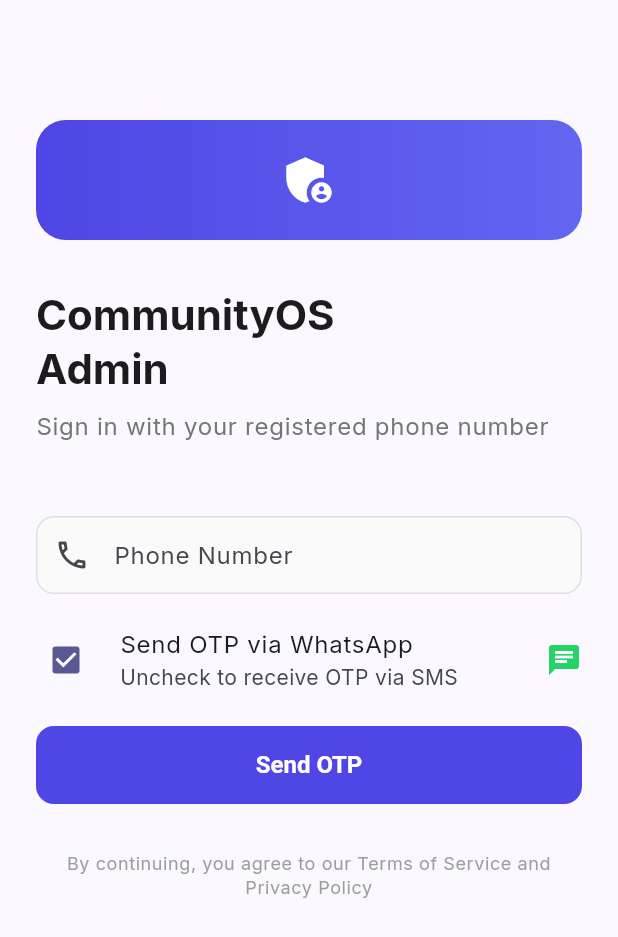
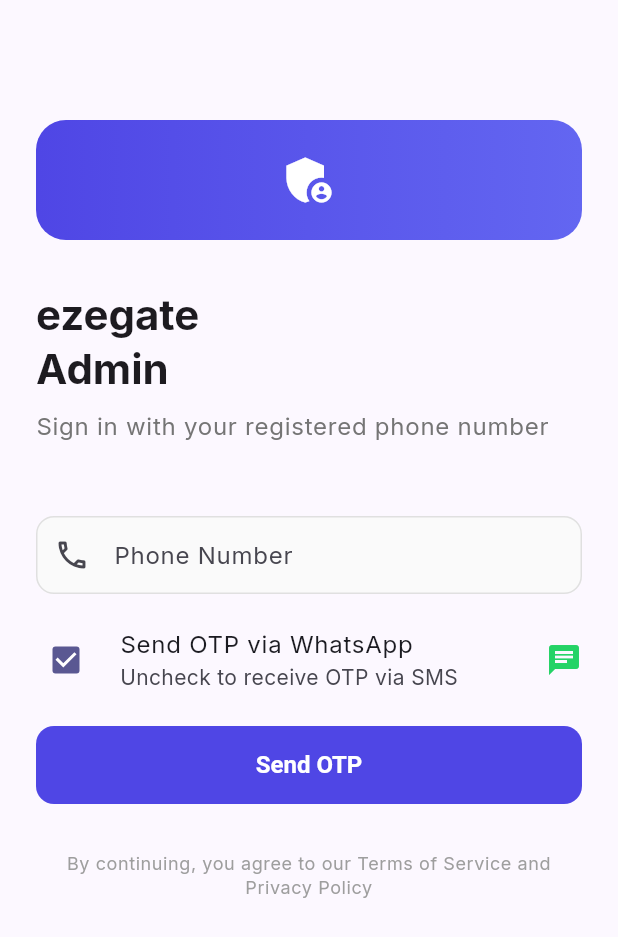
Before and after one commit to amtariksha/communityadmin, a Flutter app: the screen it shows after launch, on a phone screen of 412 x 824 dp. Shown: the top 937 px of the screen. Run offline on Flutter 3.47's test engine with Material 3 defaults, Android fonts, the phone set to English and light mode, and no system bars; our stand-ins replace cookie_jar, dio, dio_cookie_manager, firebase_core, firebase_messaging, flutter_riverpod and 6 more; missing offline and left inert: smart_auth; accounts and stored records are empty.

Commit message:
chore: rename CommunityOS Admin → ezegate Admin in user-visible strings
Brand consolidation. Mirrors communityuser + communityguard.

Renamed:
- AppConstants.appName: "CommunityOS Admin" → "ezegate Admin"
- MaterialApp title: "CommunityOS Admin" → "ezegate Admin"
- Login heading: "CommunityOS\nAdmin" → "ezegate\nAdmin"
- About-dialog applicationName: "CommunityOS Admin" →
  "ezegate Admin"
- Secure-storage keys: communityos_admin_* → ezegate_admin_*
- Cookie-jar dir: .communityos_cookies → .ezegate_admin_cookies

Left intact (infra): backend cookie name, .eassy.life URLs.

Existing installs lose saved session on upgrade — acceptable.

Build: `flutter analyze` clean, `flutter build apk --debug` green.

Co-Authored-By: Claude Opus 4.7 (1M context) <noreply@anthropic.com>
Co-Authored-By: Amtariksha <eng@amtariksha.com>

```diff
--- a/lib/config/constants.dart
+++ b/lib/config/constants.dart
@@ -1,5 +1,5 @@
 class AppConstants {
-  static const String appName = 'CommunityOS Admin';
+  static const String appName = 'ezegate Admin';
   static const String appVersion = '1.0.0';
 
   // API
@@ -9,9 +9,9 @@ class AppConstants {
   );
 
   // Storage keys
-  static const String tokenKey = 'communityos_admin_token';
-  static const String tenantKey = 'communityos_admin_tenant';
-  static const String userKey = 'communityos_admin_user';
+  static const String tokenKey = 'ezegate_admin_token';
+  static const String tenantKey = 'ezegate_admin_tenant';
+  static const String userKey = 'ezegate_admin_user';
 
   // Pagination
   static const int defaultPageSize = 20;
--- a/lib/main.dart
+++ b/lib/main.dart
@@ -126,7 +126,7 @@ class _CommunityAdminAppState extends ConsumerState<CommunityAdminApp> {
     final router = ref.watch(routerProvider);
 
     return MaterialApp.router(
-      title: 'CommunityOS Admin',
+      title: 'ezegate Admin',
       debugShowCheckedModeBanner: false,
       theme: AppTheme.lightTheme,
       darkTheme: AppTheme.darkTheme,
--- a/lib/screens/auth/login_screen.dart
+++ b/lib/screens/auth/login_screen.dart
@@ -77,7 +77,7 @@ class _LoginScreenState extends ConsumerState<LoginScreen> {
                 ),
                 const SizedBox(height: 32),
                 Text(
-                  'CommunityOS\nAdmin',
+                  'ezegate\nAdmin',
                   style: Theme.of(context).textTheme.headlineMedium?.copyWith(
                         fontWeight: FontWeight.bold,
                       ),
--- a/lib/screens/more/more_screen.dart
+++ b/lib/screens/more/more_screen.dart
@@ -123,7 +123,7 @@ class MoreScreen extends ConsumerWidget {
             onTap: () {
               showAboutDialog(
                 context: context,
-                applicationName: 'CommunityOS Admin',
+                applicationName: 'ezegate Admin',
                 applicationVersion: '1.0.0',
                 applicationLegalese: 'Amtariksha Tech Pvt Ltd',
               );
--- a/lib/services/api_client.dart
+++ b/lib/services/api_client.dart
@@ -61,7 +61,7 @@ class ApiClient {
     final appDocDir = await getApplicationDocumentsDirectory();
     _cookieJar = PersistCookieJar(
       ignoreExpires: false,
-      storage: FileStorage('${appDocDir.path}/.communityos_cookies'),
+      storage: FileStorage('${appDocDir.path}/.ezegate_admin_cookies'),
     );
 
     _dio = Dio(BaseOptions(
```
